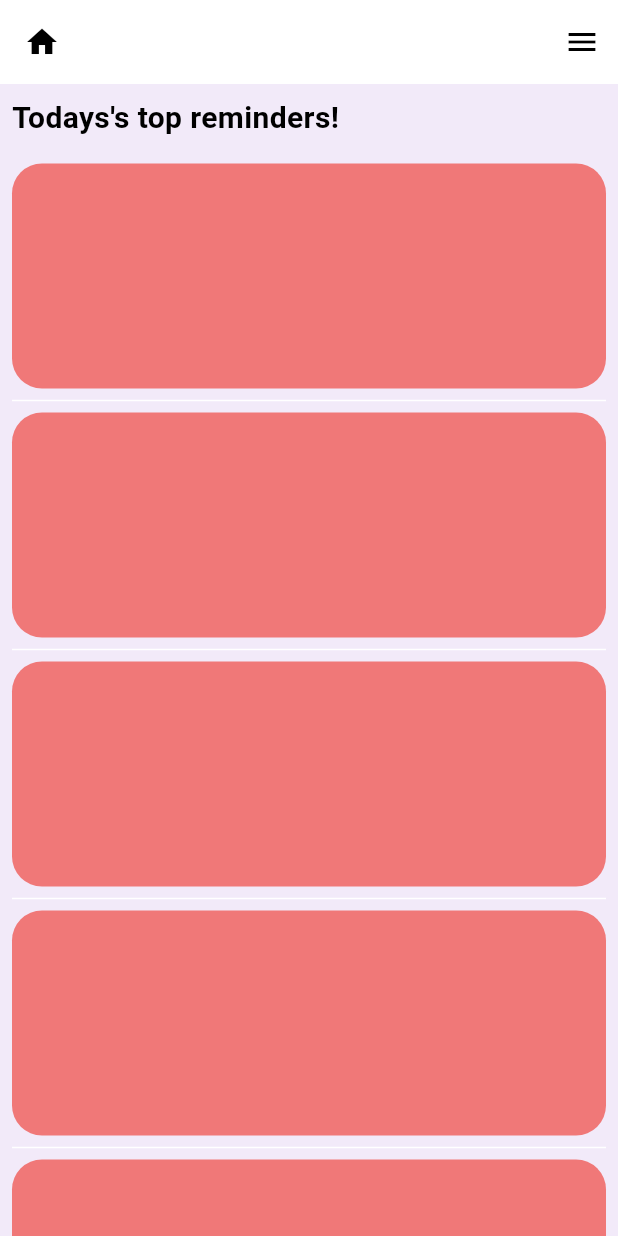
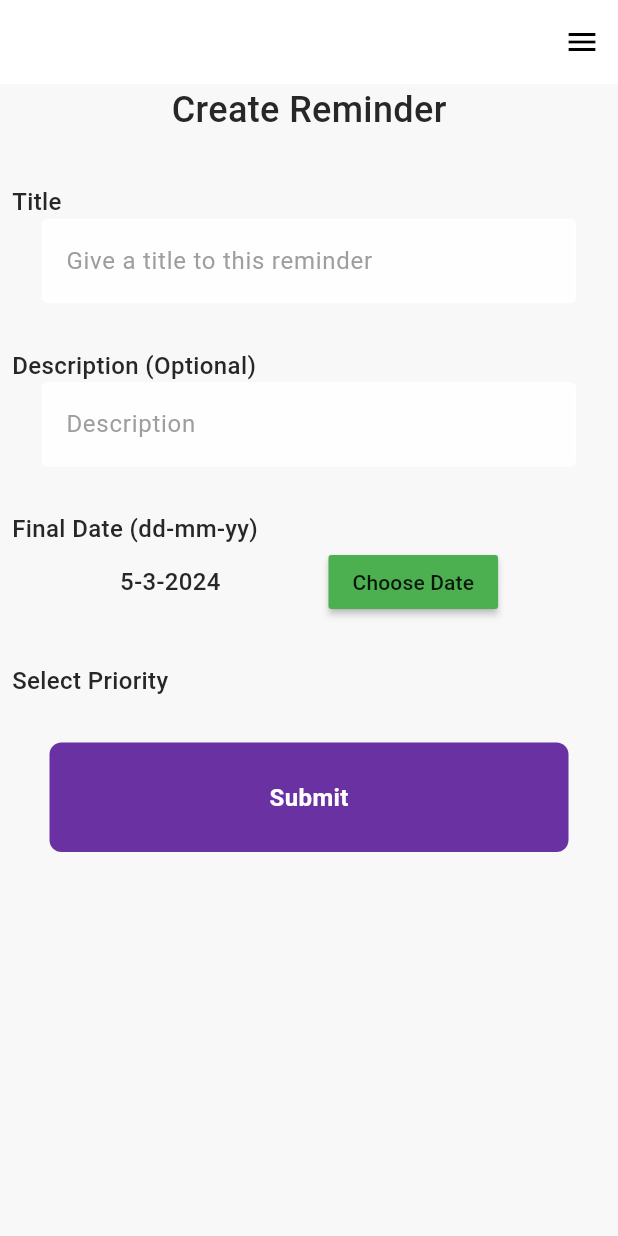
Before and after one commit to UdishaChaudhary/duely, a Flutter app: the screen it shows after launch, on a phone screen of 412 x 824 dp. Run offline on Flutter 3.47's test engine with Material 3 defaults, Android fonts, the light colour scheme and no system bars.

Commit message:
new create task page

```diff
--- /dev/null
+++ b/lib/components/task_tab.dart
@@ -0,0 +1,20 @@
+import 'package:flutter/material.dart';
+
+class taskTab extends StatelessWidget {
+
+  taskTab({super.key});
+
+  @override
+  Widget build(BuildContext context) {
+    return Container(
+                      padding: const EdgeInsets.all(100),
+                      height: 150,
+                      decoration: BoxDecoration(
+                        borderRadius: BorderRadius.circular(20),
+                        color: Color.fromARGB(255, 240, 120, 120),
+                      ),
+
+                      );
+  }
+
+}
--- a/lib/main.dart
+++ b/lib/main.dart
@@ -1,3 +1,4 @@
+import 'package:duely/pages/add_task_page.dart';
 import 'package:flutter/material.dart'; // gives access to pre-defined widgets including
 import 'pages/homepage.dart';
 import 'pages/login.dart';
@@ -18,13 +19,14 @@ class MyApp extends StatelessWidget {
       title: "Duely",
       theme: ThemeData(
         useMaterial3: true,
-        colorScheme: ColorScheme.fromSwatch(primarySwatch: Colors.purple),
-        scaffoldBackgroundColor: Color.fromARGB(255, 242, 234, 249),
+        colorScheme: ColorScheme.fromSwatch(primarySwatch: Colors.blueGrey),
+        scaffoldBackgroundColor: Color.fromARGB(255, 248, 248, 248),
 
       ),
 
       debugShowCheckedModeBanner: false,
-      home: MyHompeage()
+      home: AddTask()
+      //MyHompeage()
       //LoginPage(),
       //signUpPage()
     );
--- /dev/null
+++ b/lib/pages/add_task_page.dart
@@ -0,0 +1,142 @@
+import "package:duely/components/button.dart";
+import "package:duely/components/my_text_field.dart";
+import "package:flutter/material.dart";
+
+class AddTask extends StatefulWidget {
+  AddTask({super.key});
+
+  @override
+  State<AddTask> createState() => _AddTaskState();
+}
+
+class _AddTaskState extends State<AddTask> {
+  DateTime _dateTime = DateTime.now();
+
+  final taskName = TextEditingController();
+  final description = TextEditingController();
+
+  void submit_reminder(BuildContext ctx) {
+    final reminder_details = {
+      "task-name": taskName,
+      "task-desc": description,
+      "task-date": _dateTime
+    };
+  }
+
+  void _showDatePicker(BuildContext ctx) {
+    showDatePicker(
+            context: ctx,
+            initialDate: DateTime.now(),
+            firstDate: DateTime(2024),
+            lastDate: DateTime(2030))
+        .then(
+      (value) => {_dateTime = value!},
+    );
+  }
+
+  @override
+  Widget build(BuildContext context) {
+    return Scaffold(
+        appBar: AppBar(
+          backgroundColor: Color.fromARGB(255, 255, 255, 255),
+          actions: [
+            IconButton(
+              icon: const Icon(Icons.menu),
+              onPressed: () {
+                ScaffoldMessenger.of(context).showSnackBar(
+                    const SnackBar(content: Text('This is options')));
+              },
+            )
+          ],
+        ),
+        body: Center(
+            child: Column(
+          children: [
+            Text(
+              'Create Reminder',
+              style: TextStyle(
+                  color: const Color.fromARGB(255, 39, 39, 39),
+                  fontSize: 24,
+                  fontWeight: FontWeight.w500),
+            ),
+            const SizedBox(height: 25),
+            Padding(
+              padding: const EdgeInsets.all(8.0),
+              child: Column(
+                crossAxisAlignment: CrossAxisAlignment
+                    .start, // Align children to the start (left)
+                children: [
+                  Text(
+                    'Title',
+                    style: TextStyle(
+                        color: const Color.fromARGB(255, 39, 39, 39),
+                        fontSize: 16,
+                        fontWeight: FontWeight.w500),
+                  ),
+                  MyTextField(
+                    controller: taskName,
+                    hintText: 'Give a title to this reminder',
+                    obscureText: false,
+                  ),
+                  const SizedBox(height: 30),
+                  Text(
+                    'Description (Optional)',
+                    style: TextStyle(
+                        color: const Color.fromARGB(255, 39, 39, 39),
+                        fontSize: 16,
+                        fontWeight: FontWeight.w500),
+                  ),
+                  MyTextField(
+                    controller: description,
+                    hintText: 'Description',
+                    obscureText: false,
+                  ),
+                  const SizedBox(height: 30),
+                  Text(
+                    'Final Date (dd-mm-yy)',
+                    style: TextStyle(
+                        color: const Color.fromARGB(255, 39, 39, 39),
+                        fontSize: 16,
+                        fontWeight: FontWeight.w500),
+                  ),
+                  Row(
+                    mainAxisAlignment: MainAxisAlignment.spaceEvenly,
+                    children: [
+                      Text(
+                        '${_dateTime.day}-${_dateTime.month}-${_dateTime.year}',
+                        style: TextStyle(
+                            color: const Color.fromARGB(255, 39, 39, 39),
+                            fontSize: 16,
+                            fontWeight: FontWeight.w500),
+                      ),
+                      MaterialButton(
+                        onPressed: () {
+                          _showDatePicker(context);
+                        },
+                        color: Colors.green,
+                        child: Text("Choose Date"),
+                      ),
+                    ],
+                  ),
+                  const SizedBox(height: 30),
+                  Text(
+                    'Select Priority',
+                    style: TextStyle(
+                        color: const Color.fromARGB(255, 39, 39, 39),
+                        fontSize: 16,
+                        fontWeight: FontWeight.w500),
+                  ),
+                  const SizedBox(height: 30),
+                  MyButton(
+                    buttonName: "Submit",
+                    onTap: () {
+                      submit_reminder(context);
+                    },
+                  ),
+                ],
+              ),
+            ),
+          ],
+        )));
+  }
+}
--- a/lib/pages/homepage.dart
+++ b/lib/pages/homepage.dart
@@ -1,5 +1,5 @@
+import 'package:duely/pages/add_task_page.dart';
 import 'package:flutter/material.dart';
-import 'package:flutter/widgets.dart'; // gives access to pre-defined widgets including
 
 class MyHompeage extends StatelessWidget {
   MyHompeage({super.key});
@@ -12,10 +12,11 @@ class MyHompeage extends StatelessWidget {
         appBar: AppBar(
           backgroundColor: Color.fromARGB(255, 255, 255, 255),
           leading: IconButton(
-              icon: const Icon(Icons.home),
+              icon: const Icon(Icons.add_alert),
               onPressed: () {
-                ScaffoldMessenger.of(context).showSnackBar(
-                    const SnackBar(content: Text('This is home')));
+                Navigator.of(context).push(MaterialPageRoute(builder: (_) {
+                  return AddTask();
+                }));
               }),
           actions: [
             IconButton(
@@ -27,6 +28,8 @@ class MyHompeage extends StatelessWidget {
             )
           ],
         ),
+
+
         body: Column(
           crossAxisAlignment:
               CrossAxisAlignment.start, // Align children to the start (left)
@@ -62,8 +65,9 @@ class MyHompeage extends StatelessWidget {
                         ),
                       ));
                 },
-                separatorBuilder: (BuildContext context, int index) =>
-                    Divider(),
+                separatorBuilder: (BuildContext context, int index) => Divider(
+                  color: Colors.transparent,
+                ),
               ),
             ),
           ],
--- a/lib/pages/login.dart
+++ b/lib/pages/login.dart
@@ -1,6 +1,7 @@
-import 'package:duely/components/MyTextField.dart';
+import 'package:duely/components/my_text_field.dart';
 import 'package:duely/components/button.dart';
-import 'signUp.dart';
+import 'package:duely/pages/homepage.dart';
+import 'sign_up.dart';
 import 'package:flutter/material.dart'; // gives access to pre-defined widgets including
 
 class LoginPage extends StatefulWidget {
@@ -24,6 +25,12 @@ class _LoginPageState extends State<LoginPage> {
     };
 
     print(login_details);
+
+    Navigator.of(ctx).push(MaterialPageRoute(builder: (_) {
+      return MyHompeage();
+    }));
+
+
   }
 
   void sign(BuildContext ctx) {
--- a/lib/pages/signUp.dart
+++ b/lib/pages/sign_up.dart
@@ -1,5 +1,5 @@
 import 'package:duely/components/button.dart';
-import 'package:duely/components/MyTextField.dart';
+import 'package:duely/components/my_text_field.dart';
 import 'package:duely/pages/login.dart';
 import 'package:flutter/material.dart'; // gives access to pre-defined widgets including
 
```
Also changed, not shown: lib/components/my_text_field.dart (renamed from lib/components/MyTextField.dart).
